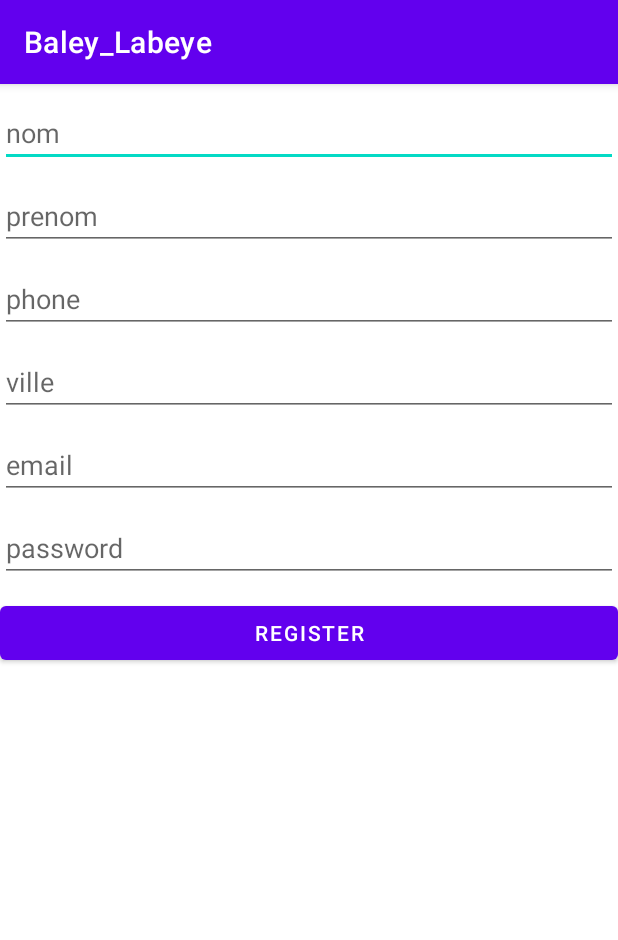
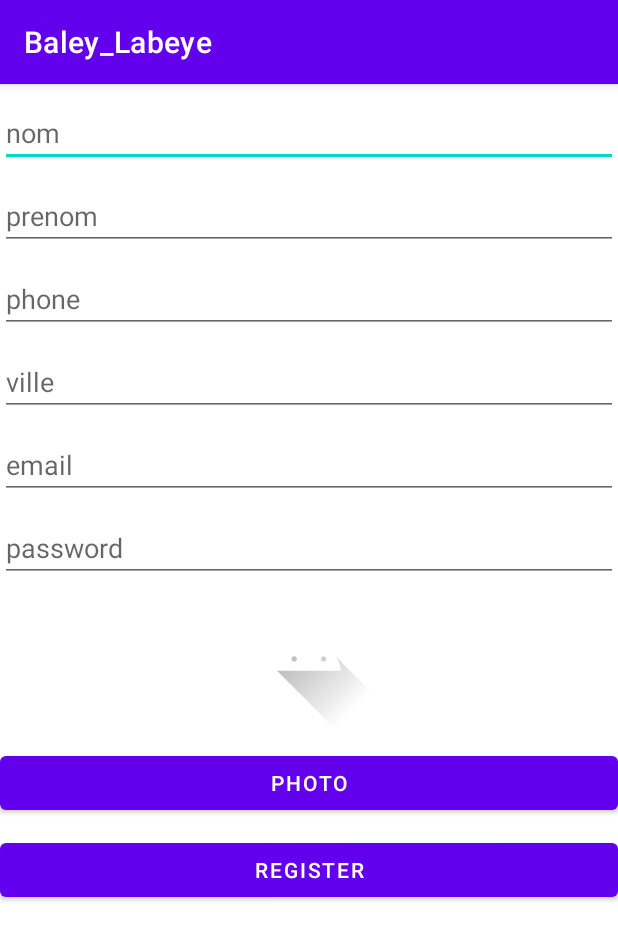
Before and after one commit to nag763/android-baley-labeye, an Android app: the InscriptionActivity screen opened directly, with no data from a screen before it, after a tap on "REGISTER", on a phone screen of 412 x 824 dp. Shown: the top 940 px of the screen. Run offline under Robolectric (Android 15) with nearby library versions, the phone set to English and light mode, and no system bars; our stand-ins replace Firebase (no records; nobody signed in at launch, a user with empty details on screens opened directly).

Commit message:
photo inscription

```diff
--- a/app/build.gradle
+++ b/app/build.gradle
@@ -43,6 +43,9 @@ dependencies {
     implementation 'androidx.constraintlayout:constraintlayout:2.0.4'
     implementation 'com.google.firebase:firebase-auth:20.0.1'
     implementation 'com.google.firebase:firebase-firestore:22.0.0'
+    implementation 'com.google.firebase:firebase-storage:19.2.0'
+    implementation 'pub.devrel:easypermissions:1.1.1'
+    implementation 'com.google.firebase:firebase-database:19.5.1'
     testImplementation 'junit:junit:4.+'
     androidTestImplementation 'androidx.test.ext:junit:1.1.2'
     androidTestImplementation 'androidx.test.espresso:espresso-core:3.3.0'
--- a/app/src/main/AndroidManifest.xml
+++ b/app/src/main/AndroidManifest.xml
@@ -1,7 +1,7 @@
 <?xml version="1.0" encoding="utf-8"?>
 <manifest xmlns:android="http://schemas.android.com/apk/res/android"
     package="com.ticandroid.baley_labeye">
-
+    <uses-permission android:name="android.permission.READ_EXTERNAL_STORAGE" />
     <application
         android:allowBackup="true"
         android:icon="@mipmap/ic_launcher"
--- a/app/src/main/java/com/ticandroid/baley_labeye/activities/InscriptionActivity.java
+++ b/app/src/main/java/com/ticandroid/baley_labeye/activities/InscriptionActivity.java
@@ -1,96 +1,191 @@
 package com.ticandroid.baley_labeye.activities;
 
+import android.Manifest;
 import android.content.Intent;
+import android.content.pm.PackageManager;
+import android.net.Uri;
+import android.os.Build;
 import android.os.Bundle;
 import android.text.TextUtils;
 import android.view.View;
 import android.widget.Button;
 import android.widget.EditText;
+import android.widget.ImageView;
 import android.widget.Toast;
 
 import androidx.annotation.NonNull;
+import androidx.annotation.Nullable;
 import androidx.appcompat.app.AppCompatActivity;
 
 import com.google.android.gms.tasks.OnCompleteListener;
+import com.google.android.gms.tasks.OnFailureListener;
 import com.google.android.gms.tasks.OnSuccessListener;
 import com.google.android.gms.tasks.Task;
 import com.google.firebase.auth.AuthResult;
 import com.google.firebase.auth.FirebaseAuth;
-import com.google.firebase.firestore.DocumentReference;
 import com.google.firebase.firestore.FirebaseFirestore;
+import com.google.firebase.storage.FirebaseStorage;
+import com.google.firebase.storage.StorageReference;
+import com.google.firebase.storage.UploadTask;
 import com.ticandroid.baley_labeye.R;
 
 import java.util.HashMap;
 import java.util.Map;
 
+
 public class InscriptionActivity extends AppCompatActivity implements View.OnClickListener {
-    private transient EditText lastname;
-    private transient EditText firstname;
+    private transient EditText lastName;
+    private transient EditText firstName;
     private transient EditText phone;
     private transient EditText town;
     private transient EditText email;
     private transient EditText password;
     private transient Button register;
+    private transient Button picture;
     private transient FirebaseAuth auth;
     private transient FirebaseFirestore db;
+    private transient ImageView imageView;
+    private transient Uri imageUri;
+
+    private static final int IMAGE_PICK_CODE = 1000;
+    private static final int PERMISSION_CODE = 1001;
+
 
     @Override
     protected void onCreate(Bundle savedInstanceState) {
         super.onCreate(savedInstanceState);
         setContentView(R.layout.activity_inscription);
-        lastname = findViewById(R.id.lastname);
-        firstname = findViewById(R.id.firstname);
+
+        lastName = findViewById(R.id.lastname);
+        firstName = findViewById(R.id.firstname);
         phone = findViewById(R.id.phone);
         town = findViewById(R.id.town);
         email = findViewById(R.id.email);
         password = findViewById(R.id.password);
+        imageView = findViewById(R.id.image);
+
+        picture = findViewById(R.id.picture);
         register = findViewById(R.id.register);
+
         auth = FirebaseAuth.getInstance();
         db = FirebaseFirestore.getInstance();
+
         register.setOnClickListener(this);
+        picture.setOnClickListener(this);
+
+
     }
 
-    @Override
-    public void onClick(View v) {
-        final String textLastName = lastname.getText().toString();
-        final String textFirstName = firstname.getText().toString();
-        final String textPhone = phone.getText().toString();
-        final String textTown = town.getText().toString();
-        final String textEmail = email.getText().toString();
-        final String textPassword = password.getText().toString();
+    private void pickImageFromGallery() {
+        Intent pickIntent = new Intent(Intent.ACTION_PICK);
+        pickIntent.setType("image/*");
+        startActivityForResult(pickIntent, IMAGE_PICK_CODE);
+    }
 
-        if (TextUtils.isEmpty(textLastName) || TextUtils.isEmpty(textFirstName)
-            || TextUtils.isEmpty(textPhone) || TextUtils.isEmpty(textTown)
-            || TextUtils.isEmpty(textEmail) || TextUtils.isEmpty(textPassword)) {
-            Toast.makeText(this, "champs manquants", Toast.LENGTH_SHORT).show();
+    private void registerPicture() {
+        if (imageUri != null) {
+            StorageReference st = FirebaseStorage.getInstance().getReference("users/" + auth.getCurrentUser().getUid());
+            st.putFile(imageUri).addOnSuccessListener(new OnSuccessListener<UploadTask.TaskSnapshot>() {
+                @Override
+                public void onSuccess(UploadTask.TaskSnapshot taskSnapshot) {
+                    String downloadUrl = taskSnapshot.getMetadata().getReference().getDownloadUrl().toString();
+                    Toast.makeText(InscriptionActivity.this, "Inscription réussie", Toast.LENGTH_SHORT).show();
+                    Intent inscriptionF = new Intent(InscriptionActivity.this, MainActivity.class);
+                    startActivity(inscriptionF);
+                    finish();
+                }
+            }).addOnFailureListener(new OnFailureListener() {
+                @Override
+                public void onFailure(@NonNull Exception e) {
+                    Toast.makeText(InscriptionActivity.this, "photo non ajoutée", Toast.LENGTH_SHORT).show();
+
+                }
+            });
         } else {
-            registerUser(textLastName, textFirstName, textPhone, textTown, textEmail, textPassword);
+            Toast.makeText(InscriptionActivity.this, "Veuillez ajouter une photo", Toast.LENGTH_SHORT).show();
+
         }
     }
 
     private void registerUser(String lastName, String firstName, String phone, String town, String email, String password) {
-       auth.createUserWithEmailAndPassword(email, password).addOnSuccessListener(new OnSuccessListener<AuthResult>() {
-           @Override
-           public void onSuccess(AuthResult authResult) {
+
+        auth.createUserWithEmailAndPassword(email, password).addOnSuccessListener(new OnSuccessListener<AuthResult>() {
+            @Override
+            public void onSuccess(AuthResult authResult) {
                 Map<String, Object> data = new HashMap<>();
-                data.put("lastname",lastName);
-                data.put("firstname",firstName);
+                data.put("lastName", lastName);
+                data.put("firstName", firstName);
                 data.put("phone", phone);
                 data.put("town", town);
                 db.collection("profils").document(auth.getCurrentUser().getUid()).set(data).addOnCompleteListener(new OnCompleteListener<Void>() {
                     @Override
                     public void onComplete(@NonNull Task<Void> task) {
-                        if(task.isSuccessful()){
-                            Toast.makeText(InscriptionActivity.this, "Inscription réussie", Toast.LENGTH_SHORT).show();
-                            Intent inscriptionF = new Intent(InscriptionActivity.this, MainActivity.class);
-                            startActivity(inscriptionF);
-                            finish();
-                        }else{
-                            Toast.makeText(InscriptionActivity.this, "Inscription ratée", Toast.LENGTH_SHORT).show();
+                        if (task.isSuccessful()) {
+                            registerPicture();
+
+                        } else {
+                            Toast.makeText(InscriptionActivity.this, "Veuillez ajouter une photo", Toast.LENGTH_SHORT).show();
                         }
                     }
                 });
-       }
+            }
         });
     }
+
+    @Override
+    public void onClick(View v) {
+        if (v == picture) {
+            if (Build.VERSION.SDK_INT >= Build.VERSION_CODES.M) {
+                if (checkSelfPermission(Manifest.permission.READ_EXTERNAL_STORAGE) == PackageManager.PERMISSION_DENIED) {
+                    String[] permissions = {Manifest.permission.READ_EXTERNAL_STORAGE};
+                    requestPermissions(permissions, PERMISSION_CODE);
+                } else {
+                    pickImageFromGallery();
+                }
+            } else {
+                pickImageFromGallery();
+            }
+        } else if (v == register) {
+            final String textLastName = lastName.getText().toString();
+            final String textFirstName = firstName.getText().toString();
+            final String textPhone = phone.getText().toString();
+            final String textTown = town.getText().toString();
+            final String textEmail = email.getText().toString();
+            final String textPassword = password.getText().toString();
+
+            if (TextUtils.isEmpty(textLastName) || TextUtils.isEmpty(textFirstName)
+                    || TextUtils.isEmpty(textPhone) || TextUtils.isEmpty(textTown)
+                    || TextUtils.isEmpty(textEmail) || TextUtils.isEmpty(textPassword)) {
+                Toast.makeText(this, "champs manquants", Toast.LENGTH_SHORT).show();
+            } else {
+
+                registerUser(textLastName, textFirstName, textPhone, textTown, textEmail, textPassword);
+
+            }
+        }
+    }
+
+    @Override
+    protected void onActivityResult(int requestCode, int resultCode, @Nullable Intent data) {
+        super.onActivityResult(requestCode, resultCode, data);
+        if (resultCode == RESULT_OK && requestCode == IMAGE_PICK_CODE) {
+            imageView.setImageURI(data.getData());
+            imageUri = data.getData();
+        }
+    }
+
+    @Override
+    public void onRequestPermissionsResult(int requestCode, @NonNull String[] permissions, @NonNull int[] grantResults) {
+        switch (requestCode) {
+            case PERMISSION_CODE:
+                if (grantResults.length > 0 && grantResults[0] == PackageManager.PERMISSION_GRANTED) {
+                    pickImageFromGallery();
+                } else {
+                    Toast.makeText(this, "permission refusée", Toast.LENGTH_SHORT).show();
+                }
+                break;
+            default:
+                break;
+        }
+    }
 }
--- a/app/src/main/res/layout/activity_inscription.xml
+++ b/app/src/main/res/layout/activity_inscription.xml
@@ -46,12 +46,27 @@
         android:id="@+id/password"
         android:layout_below="@+id/email"
         android:layout_marginTop="10dp"/>
+    <ImageView
+        android:layout_width="100dp"
+        android:layout_height="100dp"
+        android:layout_centerHorizontal="true"
+        android:layout_below="@+id/password"
+        android:id="@+id/image"
+        android:src="@drawable/ic_launcher_foreground"
+        android:scaleType="centerCrop" />
+    <Button
+        android:layout_width="match_parent"
+        android:layout_height="wrap_content"
+        android:text="photo"
+        android:id="@+id/picture"
+        android:layout_below="@+id/image"
+        android:layout_marginTop="10dp"/>
     <Button
         android:layout_width="match_parent"
         android:layout_height="wrap_content"
         android:text="register"
         android:id="@+id/register"
-        android:layout_below="@+id/password"
+        android:layout_below="@+id/picture"
         android:layout_marginTop="10dp"/>
 
 </RelativeLayout>
```
